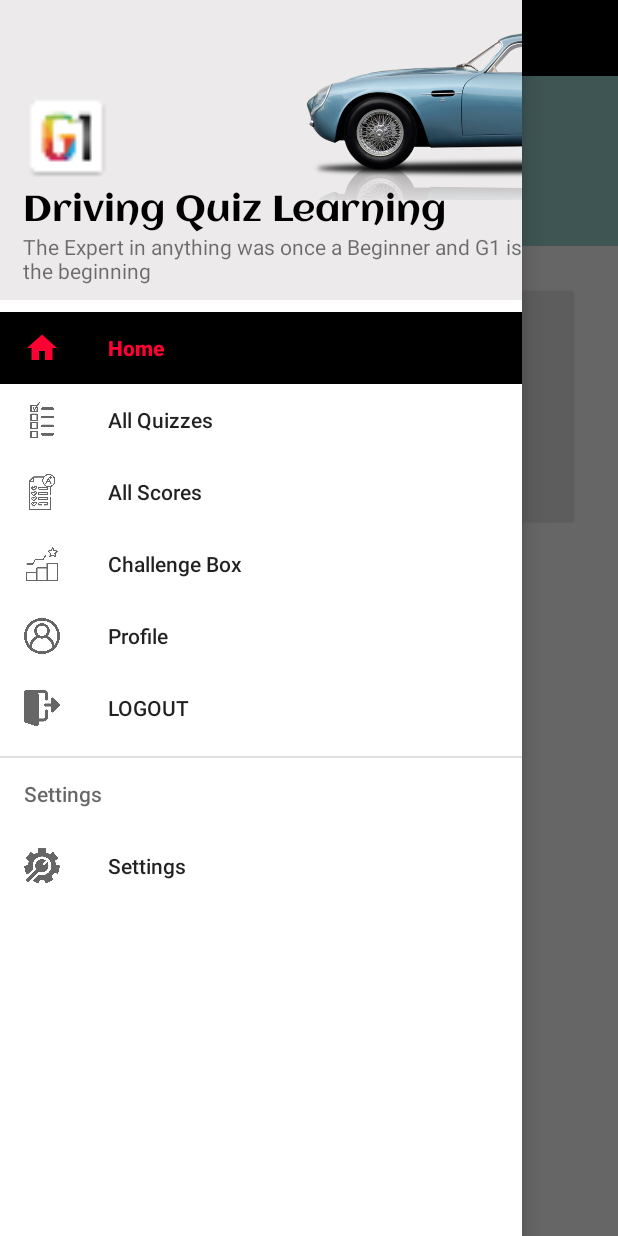
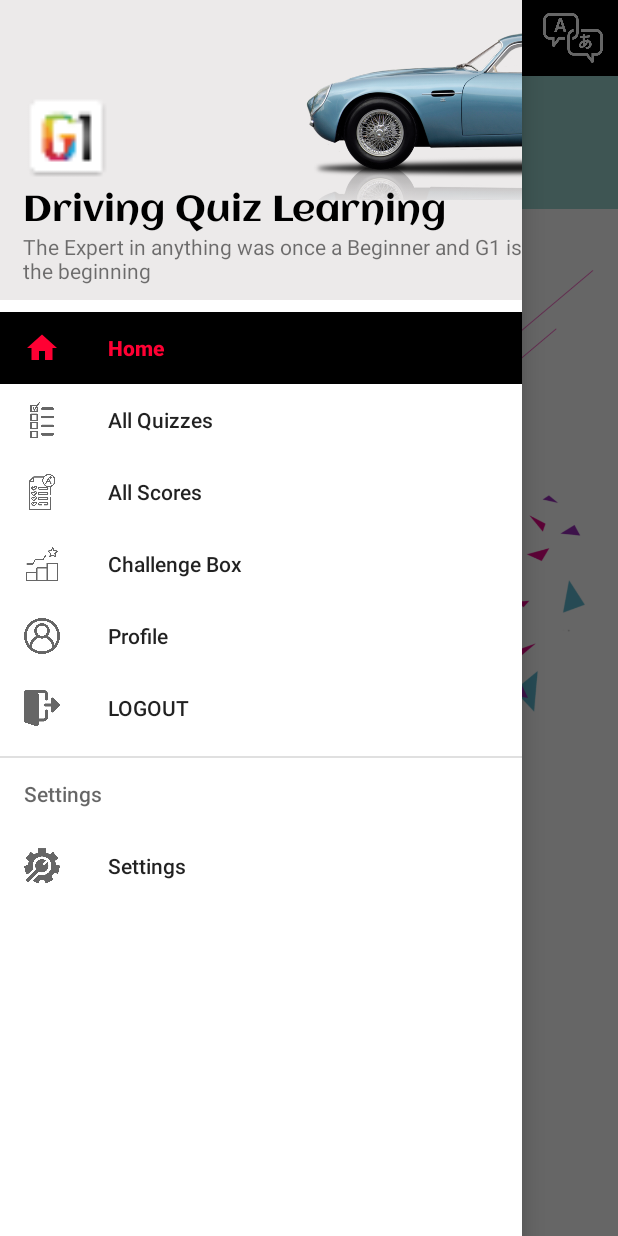
Before and after one commit to iamrishabhverma/capstone_TeamOrange_G1RulesExpert, an Android app: the UserDashboard screen opened directly, with no data from a screen before it, with the side drawer open, on a phone screen of 412 x 824 dp. Run offline under Robolectric (Android 15) with nearby library versions, the phone set to English and light mode, and no system bars.

Commit message:
userdashboard L

```diff
--- a/app/src/main/AndroidManifest.xml
+++ b/app/src/main/AndroidManifest.xml
@@ -4,6 +4,7 @@
     package="com.example.teamorange_capstone_android">
 
     <uses-permission android:name="android.permission.INTERNET" />
+<uses-permission android:name="android.permission.ACCESS_NETWORK_STATE" />
 
     <application
         android:allowBackup="true"
--- a/app/src/main/res/layout/activity_user_dashboard.xml
+++ b/app/src/main/res/layout/activity_user_dashboard.xml
@@ -40,8 +40,25 @@
                 android:contentDescription="@string/app_name"
                 android:src="@drawable/ic_baseline_menu_24" />
 
+        <RelativeLayout
+            android:layout_width="wrap_content"
+            android:layout_height="wrap_content"
+            android:layout_centerVertical="true"
+            android:gravity="right">
+            <TextView
+                android:id="@+id/change_language"
+                android:layout_width="40dp"
+                android:layout_height="33dp"
+                android:layout_alignParentEnd="true"
+                android:layout_centerVertical="true"
+                android:layout_gravity="center"
+                android:padding="6dp"
+                android:background="@drawable/language_white"
+                android:popupBackground="@color/colorPrimary"
+                android:textColor="#00FFFFFF"
+                android:layout_alignParentRight="true" />
         </RelativeLayout>
-
+        </RelativeLayout>
         <RelativeLayout
             android:id="@+id/text_details"
             android:layout_width="match_parent"
@@ -52,15 +69,15 @@
 
             <TextView
                 android:id="@+id/userNameInitial"
-                android:layout_width="80dp"
-                android:layout_height="80dp"
+                android:layout_width="55dp"
+                android:layout_height="55dp"
                 android:layout_centerInParent="true"
-                android:layout_marginStart="@dimen/cardview_compat_inset_shadow"
-                android:layout_marginLeft="@dimen/cardview_compat_inset_shadow"
-                android:layout_marginTop="@dimen/cardview_compat_inset_shadow"
-                android:layout_marginEnd="@dimen/cardview_compat_inset_shadow"
-                android:layout_marginRight="@dimen/cardview_compat_inset_shadow"
-                android:layout_marginBottom="@dimen/cardview_compat_inset_shadow"
+                android:layout_marginStart="1dp"
+                android:layout_marginLeft="1dp"
+                android:layout_marginTop="1dp"
+                android:layout_marginEnd="1dp"
+                android:layout_marginRight="1dp"
+                android:layout_marginBottom="1dp"
                 android:background="@drawable/g1expert_blackborder"
                 android:elevation="9dp"
                 android:fontFamily="@font/aclonica"
@@ -70,24 +87,66 @@
                 android:textSize="80sp" />
 
         </RelativeLayout>
-
-        <TextView
-            android:id="@+id/welcome_user"
+        <RelativeLayout
             android:layout_width="match_parent"
             android:layout_height="wrap_content"
-            android:layout_below="@+id/userNameInitial"
-            android:text="Welcome\n\nUserName\nPhoneNumber"
-            android:background="#eceaea"
-            android:padding="30dp"
-            android:layout_margin="30dp"
-            android:elevation="@dimen/cardview_compat_inset_shadow"
-            android:gravity="center"
-            android:layout_centerHorizontal="true"
-            android:fontFamily="@font/aclonica"
-            android:textColor="#000000"
-            android:textSize="20sp" />
+            android:layout_gravity="bottom">
 
+            <TextView
+                android:id="@+id/welcome_user"
+                android:layout_width="380dp"
+                android:layout_height="330dp"
+                android:text="Welcome\n\nUserName\nPhoneNumber"
+                android:background="@drawable/flasg_screen_design"
+                android:elevation="@dimen/cardview_compat_inset_shadow"
+                android:gravity="center"
+                android:layout_marginTop="40dp"
+                android:layout_centerHorizontal="true"
+                android:fontFamily="@font/aclonica"
+                android:textColor="@color/black"
+                android:textSize="20sp" />
+
+        </RelativeLayout>
+
+        <RelativeLayout
+            android:layout_width="match_parent"
+            android:layout_height="wrap_content"
+            android:layout_gravity="bottom"
+            >
+            <TextView
+                android:layout_width="match_parent"
+                android:layout_height="wrap_content"
+                android:text="Powered by G1 Learning Expert"
+                android:fontFamily="@font/aclonica"
+                android:textColor="#A4AAA9"
+                android:layout_alignParentBottom="true"
+                android:padding="10dp"
+                android:gravity="center"
+                android:layout_centerVertical="false"
+                />
+
+        </RelativeLayout>
+
+        <RelativeLayout
+            android:id="@+id/dashboard_progress_bar"
+            android:layout_width="wrap_content"
+            android:layout_height="wrap_content"
+            android:padding="20dp"
+            android:layout_centerInParent="true"
+            android:background="@drawable/whitecircle"
+            android:visibility="invisible"
+            android:elevation="10dp">
+
+            <ProgressBar
+                android:layout_width="30dp"
+                android:layout_height="30dp"
+                android:layout_centerInParent="true"
+                />
+        </RelativeLayout>
 
     </LinearLayout>
 
+
+
+
 </androidx.drawerlayout.widget.DrawerLayout>
--- a/app/src/main/res/layout/activity_verify_o_t_p.xml
+++ b/app/src/main/res/layout/activity_verify_o_t_p.xml
@@ -52,7 +52,7 @@
             android:layout_marginTop="50dp"
             android:fontFamily="@font/antic"
             android:includeFontPadding="false"
-            android:text="@string/enter_one_time_password_set_on_your_phone"
+
             android:textAlignment="center"
             android:textColor="#000000"
             android:textSize="16sp" />
```
Also changed, not shown: app/src/main/res/drawable-v24/flasg_screen_design.png (added), app/src/main/res/drawable-v24/language_white.png (added).
